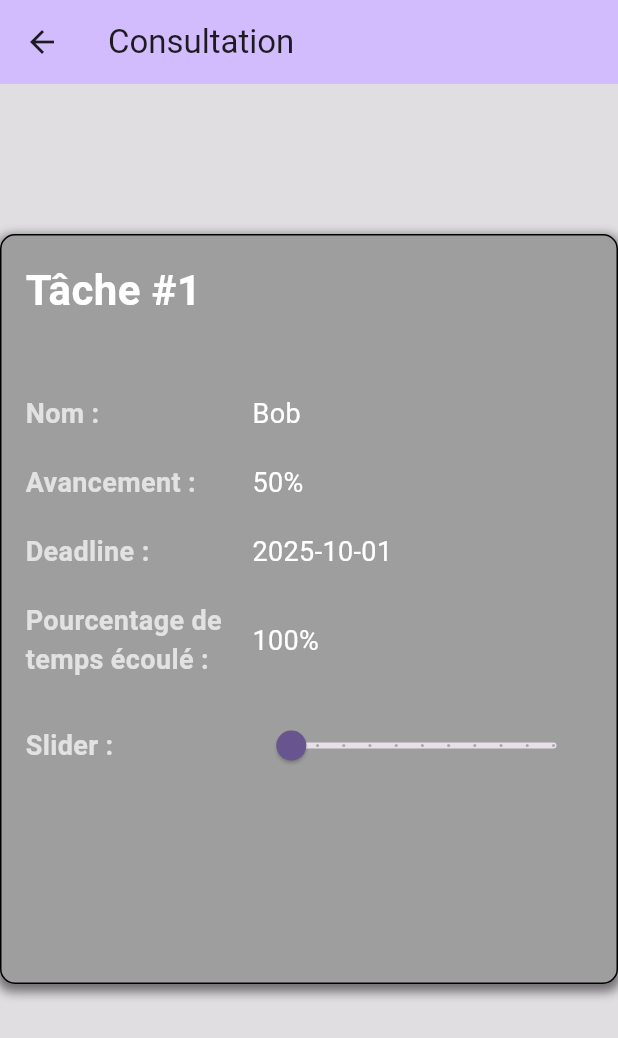
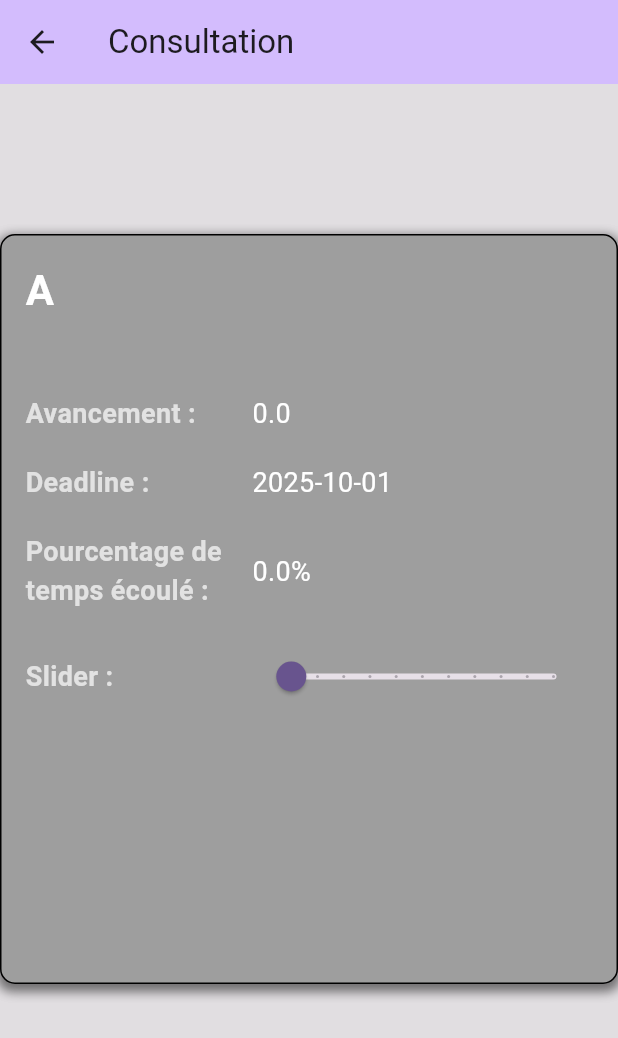
Before and after one commit to NadimJamil/5N6_MobileAv_TP_NadimJamil, a Flutter app: the HomePage screen opened directly, after a tap on an icon or button, on a phone screen of 412 x 824 dp. Shown: the top 1038 px of the screen. Run offline on Flutter 3.47's test engine with Material 3 defaults, Android fonts, the light colour scheme and no system bars; our stand-ins replace dio.

Commit message:
PROGRESS : Transfert de donnée
J'ai fait le transfert de donnnée entre la tache que je clique dans la page d'accueuil et la page de consultation.

```diff
--- a/frontendtp/lib/accueuil.dart
+++ b/frontendtp/lib/accueuil.dart
@@ -15,7 +15,7 @@ class HomePage extends StatefulWidget {
 }
 
 class _HomePageState extends State<HomePage> {
-
+  Tache? tache;
   List<Tache> listeTache = [
     Tache(
       nom: "A",
@@ -41,14 +41,6 @@ class _HomePageState extends State<HomePage> {
     );
   }
 
-  void navConsultation() {
-    Navigator.of(context).push(
-      MaterialPageRoute<void>(
-        builder: (context) => const consultation(),
-      ),
-    );
-  }
-
   @override
   Widget build(BuildContext context) {
     return Scaffold(
@@ -61,10 +53,15 @@ class _HomePageState extends State<HomePage> {
         padding: const EdgeInsets.symmetric(vertical: 16),
         itemCount: listeTache.length,
         itemBuilder: (context, index) {
+          final selectedTache = listeTache[index];
           return CarteListe(
-              tache: listeTache[index],
+              tache: selectedTache,
             onTap: (){
-                navConsultation();
+              Navigator.of(context).push(
+                MaterialPageRoute<void>(
+                  builder: (context) => consultation(tache: selectedTache),
+                ),
+              );
             },
           );
         },
--- a/frontendtp/lib/consultation.dart
+++ b/frontendtp/lib/consultation.dart
@@ -1,7 +1,11 @@
 import 'package:flutter/material.dart';
 
+import 'class/tache.dart';
+
 class consultation extends StatefulWidget {
-  const consultation({super.key});
+  final Tache tache;
+
+  const consultation({super.key, required this.tache});
 
   final String title = "Consultation";
 
@@ -11,7 +15,6 @@ class consultation extends StatefulWidget {
 
 class _consultationState extends State<consultation> {
   double rating = 0.0;
-
   @override
   Widget build(BuildContext context) {
     return Scaffold(
@@ -46,7 +49,7 @@ class _consultationState extends State<consultation> {
                 crossAxisAlignment: CrossAxisAlignment.start,
                 children: [
                   Text(
-                    "Tâche #1",
+                    widget.tache.nom,
                     style: const TextStyle(
                       fontSize: 28,
                       fontWeight: FontWeight.bold,
@@ -54,32 +57,9 @@ class _consultationState extends State<consultation> {
                     ),
                   ),
                   const SizedBox(height: 50),
-                  Row(
-                    children: const [
-                      Expanded(
-                        flex: 2,
-                        child: Text(
-                          "Nom :",
-                          style: TextStyle(
-                            fontSize: 18,
-                            fontWeight: FontWeight.bold,
-                            color: Colors.white70,
-                          ),
-                        ),
-                      ),
-                      Expanded(
-                        flex: 3,
-                        child: Text(
-                          "Bob",
-                          style: TextStyle(fontSize: 18, color: Colors.white),
-                        ),
-                      ),
-                    ],
-                  ),
-                  const SizedBox(height: 20),
 
                   Row(
-                    children: const [
+                    children: [
                       Expanded(
                         flex: 2,
                         child: Text(
@@ -94,7 +74,7 @@ class _consultationState extends State<consultation> {
                       Expanded(
                         flex: 3,
                         child: Text(
-                          "50%",
+                          widget.tache.avancement.toString(),
                           style: TextStyle(fontSize: 18, color: Colors.white),
                         ),
                       ),
@@ -103,7 +83,7 @@ class _consultationState extends State<consultation> {
                   const SizedBox(height: 20),
 
                   Row(
-                    children: const [
+                    children: [
                       Expanded(
                         flex: 2,
                         child: Text(
@@ -118,7 +98,7 @@ class _consultationState extends State<consultation> {
                       Expanded(
                         flex: 3,
                         child: Text(
-                          "2025-10-01",
+                          widget.tache.dateLimite.toString().split(' ')[0],
                           style: TextStyle(fontSize: 18, color: Colors.white),
                         ),
                       ),
@@ -128,7 +108,7 @@ class _consultationState extends State<consultation> {
                   const SizedBox(height: 20),
 
                   Row(
-                    children: const [
+                    children: [
                       Expanded(
                         flex: 2,
                         child: Text(
@@ -143,7 +123,7 @@ class _consultationState extends State<consultation> {
                       Expanded(
                         flex: 3,
                         child: Text(
-                          "100%",
+                          widget.tache.tempsEcoule.toString() + "%",
                           style: TextStyle(fontSize: 18, color: Colors.white),
                         ),
                       ),
```
